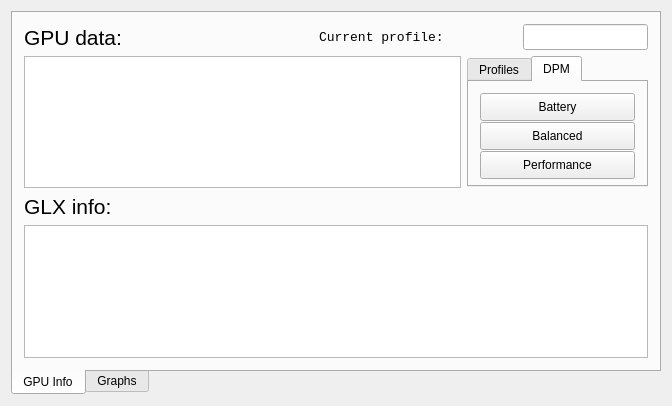
Before: the Qt Designer form radeon-profile/radeon_profile.ui in marazmista/radeon-profile, drawn with Qt 5.
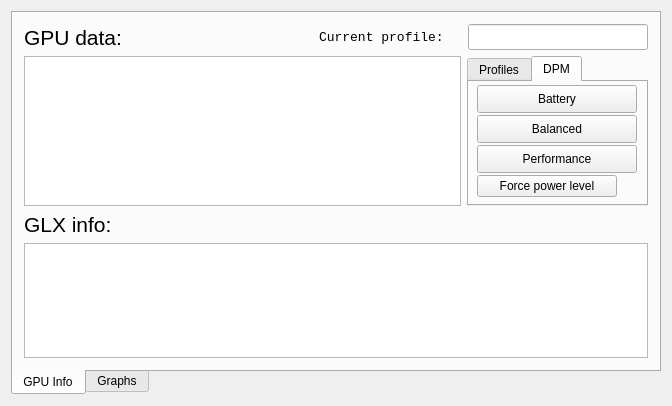
After: the same form once the commit is applied. Icons and pictures are not drawn. Custom widgets are drawn as their Qt base class.

Commit message: added support for forced power levels

Diff of the .ui file:
```diff
--- a/radeon-profile/radeon_profile.ui
+++ b/radeon-profile/radeon_profile.ui
@@ -68,6 +68,12 @@
         </item>
         <item row="0" column="3" alignment="Qt::AlignRight">
          <widget class="QLineEdit" name="l_profile">
+          <property name="minimumSize">
+           <size>
+            <width>180</width>
+            <height>0</height>
+           </size>
+          </property>
           <property name="font">
            <font>
             <family>Droid Sans Mono</family>
@@ -104,13 +110,13 @@
           <property name="minimumSize">
            <size>
             <width>181</width>
-            <height>131</height>
+            <height>150</height>
            </size>
           </property>
           <property name="maximumSize">
            <size>
             <width>181</width>
-            <height>131</height>
+            <height>150</height>
            </size>
           </property>
           <property name="tabPosition">
@@ -145,11 +151,26 @@
             <string>DPM</string>
            </attribute>
            <layout class="QGridLayout" name="gridLayout_4">
+            <property name="leftMargin">
+             <number>2</number>
+            </property>
+            <property name="topMargin">
+             <number>2</number>
+            </property>
+            <property name="rightMargin">
+             <number>2</number>
+            </property>
+            <property name="bottomMargin">
+             <number>2</number>
+            </property>
+            <property name="spacing">
+             <number>1</number>
+            </property>
             <item row="0" column="0">
              <widget class="QPushButton" name="btn_dpmBattery">
               <property name="minimumSize">
                <size>
-                <width>0</width>
+                <width>160</width>
                 <height>28</height>
                </size>
               </property>
@@ -169,7 +190,7 @@
              <widget class="QPushButton" name="btn_dpmBalanced">
               <property name="minimumSize">
                <size>
-                <width>0</width>
+                <width>160</width>
                 <height>28</height>
                </size>
               </property>
@@ -186,7 +207,7 @@
              <widget class="QPushButton" name="btn_dpmPerformance">
               <property name="minimumSize">
                <size>
-                <width>0</width>
+                <width>160</width>
                 <height>28</height>
                </size>
               </property>
@@ -199,6 +220,19 @@
               </property>
              </widget>
             </item>
+            <item row="3" column="0">
+             <widget class="QPushButton" name="btn_forcePowerLevel">
+              <property name="maximumSize">
+               <size>
+                <width>140</width>
+                <height>16777215</height>
+               </size>
+              </property>
+              <property name="text">
+               <string>Force power level</string>
+              </property>
+             </widget>
+            </item>
            </layout>
           </widget>
          </widget>
```
The commit also changes 2 other files.
